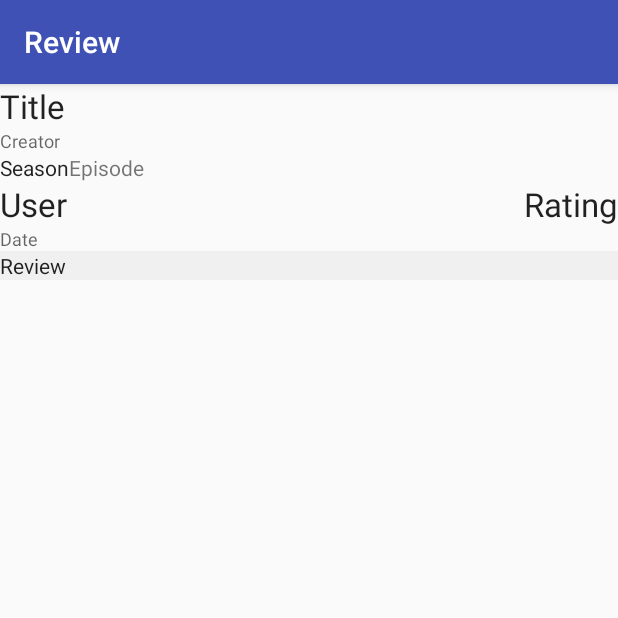
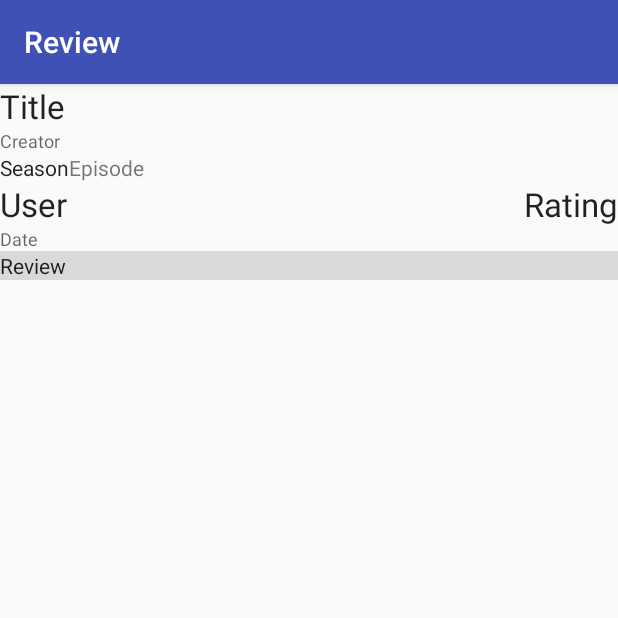
Before and after one commit to NonlinearFruit/flotsam, an Android app: the ReviewActivity screen opened directly, with no data from a screen before it, on a phone screen of 412 x 824 dp, the top half of it. Run offline under Robolectric (Android 15) with nearby library versions, the phone set to English and light mode, and no system bars; 10 statements that could not run were skipped.

Commit message:
ui improvements

```diff
--- a/Retrospector-Android/app/src/main/java/com/nonlinear/fruit/retrospector/media/MediaActivity.java
+++ b/Retrospector-Android/app/src/main/java/com/nonlinear/fruit/retrospector/media/MediaActivity.java
@@ -26,7 +26,6 @@ public class MediaActivity extends AppCompatActivity{
     TextView season;
     TextView episode;
     TextView category;
-    TextView description;
     ListView reviewLister;
     ReviewAdapter rAdapter;
 
@@ -48,7 +47,6 @@ public class MediaActivity extends AppCompatActivity{
         season = (TextView) findViewById(R.id.txtvSeason);
         episode = (TextView) findViewById(R.id.txtvEpisode);
         category = (TextView) findViewById(R.id.txtvCategory);
-        description = (TextView) findViewById(R.id.txtvDescription);
         reviewLister = (ListView) findViewById(R.id.listvReviews);
         reviewLister.setAdapter(rAdapter = new ReviewAdapter(media.getReviews(),this));
 
@@ -61,6 +59,5 @@ public class MediaActivity extends AppCompatActivity{
         season.setText(media.getSeason());
         episode.setText(media.getEpisode());
         category.setText(media.getCategory());
-        description.setText(media.getDescription());
     }
 }
--- a/Retrospector-Android/app/src/main/java/com/nonlinear/fruit/retrospector/search/SearchActivity.java
+++ b/Retrospector-Android/app/src/main/java/com/nonlinear/fruit/retrospector/search/SearchActivity.java
@@ -103,3 +103,7 @@ public class SearchActivity extends AppCompatActivity implements SearchView.OnQu
         return false;
     }
 }
+
+/*
+ * Soli Deo Gloria
+ */
--- a/Retrospector-Android/app/src/main/res/layout/activity_review.xml
+++ b/Retrospector-Android/app/src/main/res/layout/activity_review.xml
@@ -75,7 +75,7 @@
         android:id="@+id/txtvReview"
         android:layout_width="match_parent"
         android:layout_height="wrap_content"
-        android:background="#f0f0f0"
+        android:background="#d9d9d9"
         android:text="Review"
         android:textAppearance="@style/TextAppearance.AppCompat.Body1" />
 
--- a/Retrospector-Android/build.gradle
+++ b/Retrospector-Android/build.gradle
@@ -5,7 +5,7 @@ buildscript {
         jcenter()
     }
     dependencies {
-        classpath 'com.android.tools.build:gradle:2.3.2'
+        classpath 'com.android.tools.build:gradle:2.3.3'
 
         // NOTE: Do not place your application dependencies here; they belong
         // in the individual module build.gradle files
```
Also changed, not shown: 14 other files.
